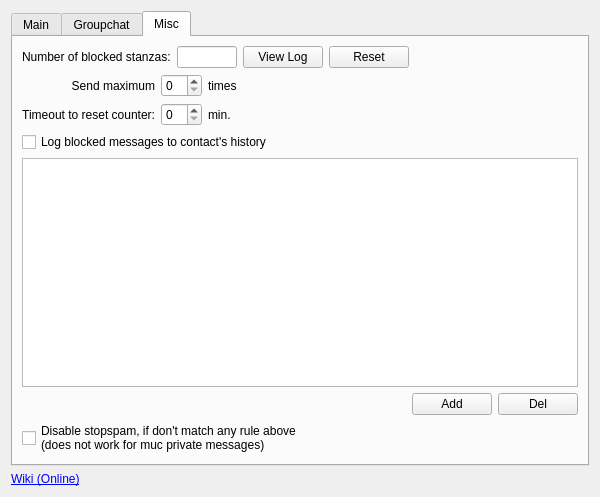
Old version of the form generic/stopspamplugin/options.ui in the repository psi-im/plugins.
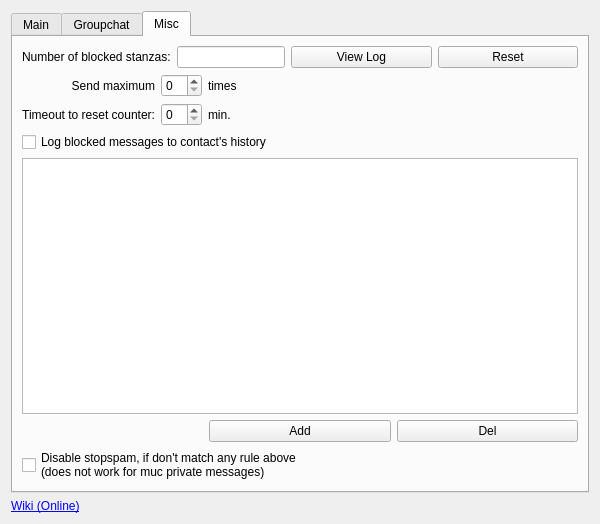
New version of the form. The open tabs and pages were chosen to show the change. Custom widgets are drawn as their Qt base class.

```diff
--- a/generic/stopspamplugin/options.ui
+++ b/generic/stopspamplugin/options.ui
@@ -7,7 +7,7 @@
     <x>0</x>
     <y>0</y>
     <width>600</width>
-    <height>497</height>
+    <height>524</height>
    </rect>
   </property>
   <property name="windowTitle">
@@ -225,9 +225,17 @@
       </attribute>
       <layout class="QVBoxLayout" name="verticalLayout_4">
        <item>
+        <layout class="QHBoxLayout" name="horizontalLayout_5">
+         <item>
         <layout class="QHBoxLayout" name="horizontalLayout_3">
          <item>
           <widget class="QLabel" name="label_4">
+             <property name="sizePolicy">
+              <sizepolicy hsizetype="Fixed" vsizetype="Fixed">
+               <horstretch>0</horstretch>
+               <verstretch>0</verstretch>
+              </sizepolicy>
+             </property>
            <property name="text">
             <string>Number of blocked stanzas:</string>
            </property>
@@ -236,7 +244,7 @@
          <item>
           <widget class="QLineEdit" name="le_number">
            <property name="sizePolicy">
-            <sizepolicy hsizetype="Expanding" vsizetype="Fixed">
+              <sizepolicy hsizetype="Preferred" vsizetype="Fixed">
              <horstretch>0</horstretch>
              <verstretch>0</verstretch>
             </sizepolicy>
@@ -249,14 +257,22 @@
            </property>
            <property name="maximumSize">
             <size>
-             <width>60</width>
+               <width>16777215</width>
              <height>16777215</height>
             </size>
            </property>
           </widget>
+           </item>
+          </layout>
          </item>
          <item>
           <widget class="QPushButton" name="pb_view">
+           <property name="sizePolicy">
+            <sizepolicy hsizetype="Preferred" vsizetype="Fixed">
+             <horstretch>0</horstretch>
+             <verstretch>0</verstretch>
+            </sizepolicy>
+           </property>
            <property name="text">
             <string>View Log</string>
            </property>
@@ -264,24 +280,17 @@
          </item>
          <item>
           <widget class="QPushButton" name="pb_reset">
+           <property name="sizePolicy">
+            <sizepolicy hsizetype="Preferred" vsizetype="Fixed">
+             <horstretch>0</horstretch>
+             <verstretch>0</verstretch>
+            </sizepolicy>
+           </property>
            <property name="text">
             <string>Reset</string>
            </property>
           </widget>
          </item>
-         <item>
-          <spacer name="horizontalSpacer">
-           <property name="orientation">
-            <enum>Qt::Horizontal</enum>
-           </property>
-           <property name="sizeHint" stdset="0">
-            <size>
-             <width>40</width>
-             <height>20</height>
-            </size>
-           </property>
-          </spacer>
-         </item>
         </layout>
        </item>
        <item>
@@ -375,17 +384,11 @@
        <item>
         <layout class="QHBoxLayout" name="horizontalLayout_4">
          <item>
-          <spacer name="horizontalSpacer_2">
-           <property name="orientation">
-            <enum>Qt::Horizontal</enum>
+          <widget class="QLabel" name="horSpacer">
+           <property name="text">
+            <string/>
            </property>
-           <property name="sizeHint" stdset="0">
-            <size>
-             <width>40</width>
-             <height>20</height>
-            </size>
-           </property>
-          </spacer>
+          </widget>
          </item>
          <item>
           <widget class="QPushButton" name="pb_add">
```
Lines whose indentation alone changed are shown as unchanged.
